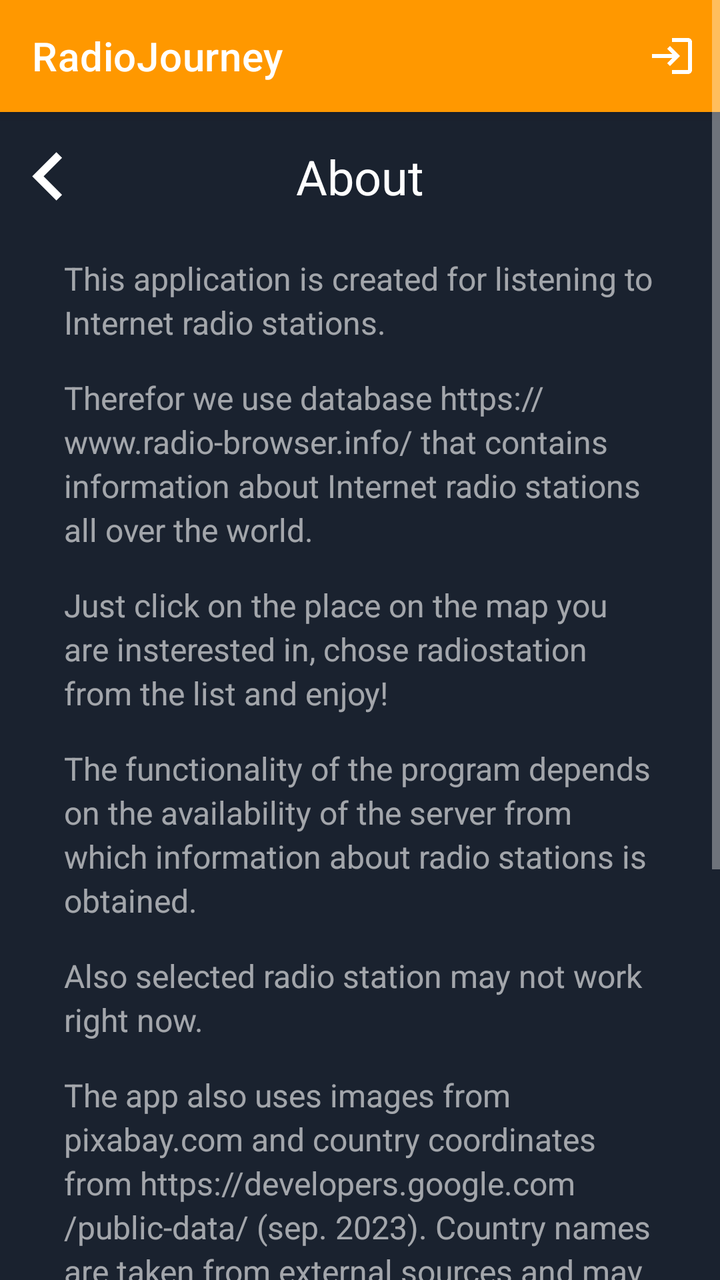
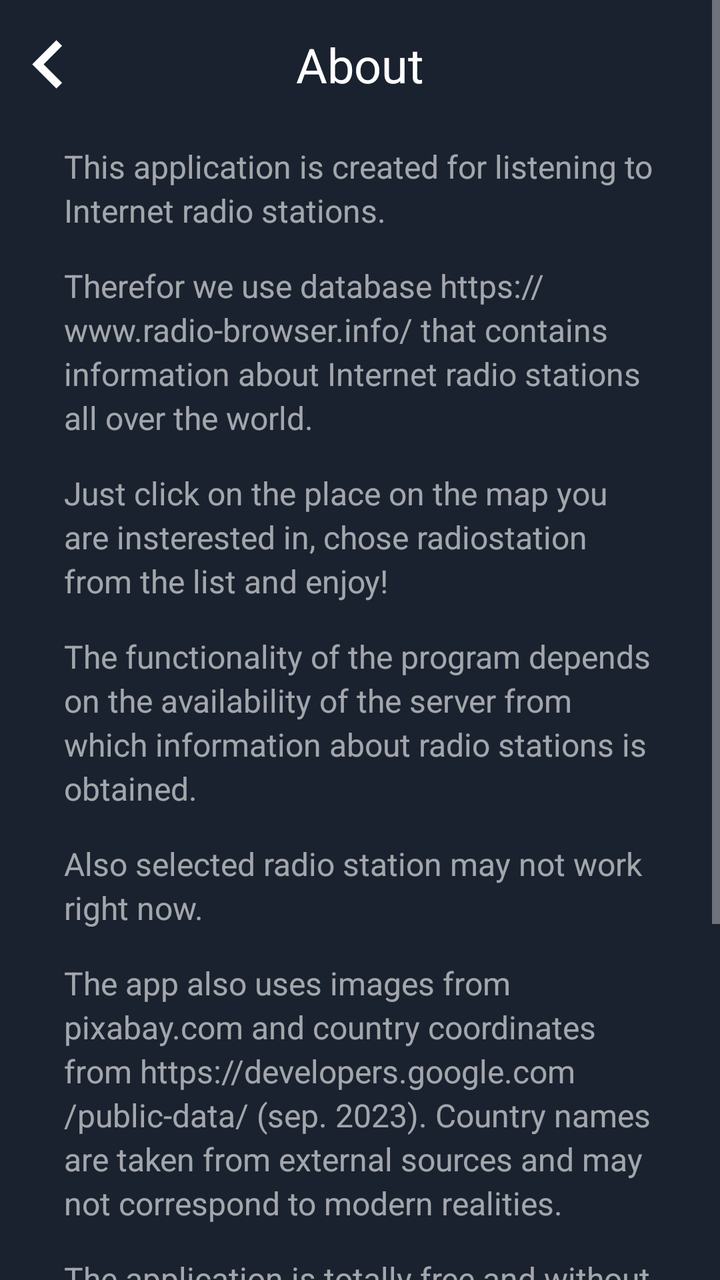

The first picture is an Android layout as it rendered before a commit; the second is the same layout after the commit. The layout source and the unified diff follow.
<!-- AndroidManifest.xml: application theme Theme.RadioJourney -->
<!-- res/layout/layout_settings.xml -->
<?xml version="1.0" encoding="utf-8"?>
<ScrollView xmlns:android="http://schemas.android.com/apk/res/android"
    xmlns:app="http://schemas.android.com/apk/res-auto"
    xmlns:tools="http://schemas.android.com/tools"
    android:layout_width="match_parent"
    android:layout_height="match_parent"
    android:fillViewport="true">

    <androidx.constraintlayout.widget.ConstraintLayout
        android:layout_width="match_parent"
        android:layout_height="wrap_content"
        android:background="@color/background">

        <androidx.appcompat.widget.Toolbar
            android:id="@+id/home_toolbar"
            android:layout_width="match_parent"
            android:layout_height="?attr/actionBarSize"
            android:background="?attr/colorPrimary"
            android:elevation="4dp"
            android:theme="@style/ThemeOverlay.AppCompat.ActionBar"
            app:layout_constraintBottom_toTopOf="@+id/linear_settingsTitle"
            app:layout_constraintEnd_toEndOf="parent"
            app:layout_constraintStart_toStartOf="parent"
            app:layout_constraintTop_toTopOf="parent"
            app:menu="@menu/home_toolbar_menu"
            app:popupTheme="@style/ThemeOverlay.AppCompat.Light"
            app:title="@string/app_name"
            tools:targetApi="lollipop" />

        <LinearLayout
            android:id="@+id/linear_settingsTitle"
            android:layout_width="match_parent"
            android:layout_height="wrap_content"
            android:orientation="horizontal"
            app:layout_constraintEnd_toEndOf="parent"
            app:layout_constraintStart_toStartOf="parent"
            app:layout_constraintTop_toBottomOf="@+id/home_toolbar"
            app:layout_constraintVertical_chainStyle="packed">

            <androidx.appcompat.widget.AppCompatImageView
                android:id="@+id/image_arrowBack"
                android:layout_width="48dp"
                android:layout_height="match_parent"
                android:paddingTop="@dimen/space_small"
                android:paddingBottom="@dimen/space_small"
                android:scaleType="centerCrop"
                android:src="@drawable/ic_baseline_navigate_before_24_white" />

            <androidx.appcompat.widget.AppCompatTextView
                android:id="@+id/text_myFavorites_title"
                style="@style/login_title"
                android:layout_width="0dp"
                android:layout_height="wrap_content"
                android:layout_weight="1"
                android:gravity="center"
                android:padding="@dimen/space_beforeOrAfterElement"
                android:text="@string/settings_tittle2" />

            <androidx.appcompat.widget.AppCompatImageView
                android:layout_width="48dp"
                android:layout_height="match_parent"
                android:paddingTop="@dimen/space_small"
                android:paddingBottom="@dimen/space_small" />
        </LinearLayout>

        <LinearLayout
            android:id="@+id/linear_textAbout"
            android:layout_width="match_parent"
            android:layout_height="wrap_content"
            android:gravity="start"
            android:orientation="vertical"
            android:paddingStart="@dimen/space_32"
            android:paddingTop="@dimen/space_small"
            android:paddingEnd="@dimen/space_32"
            android:paddingBottom="@dimen/space_32"
            app:layout_constraintEnd_toEndOf="parent"
            app:layout_constraintStart_toStartOf="parent"
            app:layout_constraintTop_toBottomOf="@+id/linear_settingsTitle">

            <androidx.appcompat.widget.AppCompatTextView
                android:id="@+id/text_about1"
                style="@style/login_bottom"
                android:layout_width="wrap_content"
                android:layout_height="wrap_content"
                android:layout_gravity="center_vertical"
                android:paddingBottom="@dimen/space_beforeOrAfterElement"
                android:text="@string/settings_text1" />

            <androidx.appcompat.widget.AppCompatTextView
                android:id="@+id/text_about2"
                style="@style/login_bottom"
                android:layout_width="wrap_content"
                android:layout_height="wrap_content"
                android:layout_gravity="center_vertical"
                android:paddingBottom="@dimen/space_beforeOrAfterElement"
                android:text="@string/settings_text2" />

            <androidx.appcompat.widget.AppCompatTextView
                android:id="@+id/text_about3"
                style="@style/login_bottom"
                android:layout_width="wrap_content"
                android:layout_height="wrap_content"
                android:layout_gravity="center_vertical"
                android:paddingBottom="@dimen/space_beforeOrAfterElement"
                android:text="@string/settings_text3" />

            
            <androidx.appcompat.widget.AppCompatTextView
                android:id="@+id/text_aboutServer"
                style="@style/login_bottom"
                android:layout_width="wrap_content"
                android:layout_height="wrap_content"
                android:layout_gravity="center_vertical"
                android:paddingBottom="@dimen/space_beforeOrAfterElement"
                android:text="@string/first_screen_text3" />

            <androidx.appcompat.widget.AppCompatTextView
                android:id="@+id/text_aboutMayNotWork"
                style="@style/login_bottom"
                android:layout_width="wrap_content"
                android:layout_height="wrap_content"
                android:layout_gravity="center_vertical"
                android:paddingBottom="@dimen/space_beforeOrAfterElement"
                android:text="@string/homeRadio_mayNotWork" />

            <androidx.appcompat.widget.AppCompatTextView
                android:id="@+id/text_about4"
                style="@style/login_bottom"
                android:layout_width="wrap_content"
                android:layout_height="wrap_content"
                android:layout_gravity="center_vertical"
                android:paddingBottom="@dimen/space_beforeOrAfterElement"
                android:text="@string/settings_text4" />

            <androidx.appcompat.widget.AppCompatTextView
                android:id="@+id/text_about5"
                style="@style/login_bottom"
                android:layout_width="wrap_content"
                android:layout_height="wrap_content"
                android:layout_gravity="center_vertical"
                android:text="@string/settings_text5" />
        </LinearLayout>

        <LinearLayout
            android:id="@+id/linear_saveToGoogleSettings"
            android:layout_width="match_parent"
            android:layout_height="wrap_content"
            android:gravity="start"
            android:orientation="horizontal"
            android:paddingStart="@dimen/space_32"
            android:paddingTop="@dimen/space_beforeOrAfterElement"
            android:paddingEnd="@dimen/space_32"
            android:paddingBottom="@dimen/space_beforeOrAfterElement"
            android:visibility="gone"
            app:layout_constraintEnd_toEndOf="parent"
            app:layout_constraintStart_toStartOf="parent"
            app:layout_constraintTop_toBottomOf="@+id/linear_textAbout">

            <androidx.appcompat.widget.AppCompatImageView
                android:id="@+id/image_saveToGoogle"
                android:layout_width="40dp"
                android:layout_height="40dp"
                android:layout_marginEnd="@dimen/space_beforeOrAfterElement"
                android:scaleType="centerCrop"
                android:src="@drawable/ic_baseline_cloud_upload_24_orange" />

            <androidx.appcompat.widget.AppCompatTextView
                android:id="@+id/text_saveToGoogle"
                style="@style/login_bottom"
                android:layout_width="wrap_content"
                android:layout_height="wrap_content"
                android:layout_gravity="center_vertical"
                android:text="@string/settings_saveToGoogle" />
        </LinearLayout>

        <LinearLayout
            android:id="@+id/linear_restoreFromGoogleSettings"
            android:layout_width="match_parent"
            android:layout_height="wrap_content"
            android:gravity="start"
            android:orientation="horizontal"
            android:paddingStart="@dimen/space_32"
            android:paddingEnd="@dimen/space_32"
            android:paddingBottom="@dimen/space_beforeOrAfterElement"
            android:visibility="gone"
            app:layout_constraintEnd_toEndOf="parent"
            app:layout_constraintStart_toStartOf="parent"
            app:layout_constraintTop_toBottomOf="@+id/linear_saveToGoogleSettings">

            <androidx.appcompat.widget.AppCompatImageView
                android:id="@+id/image_restoreFromGoogle"
                android:layout_width="40dp"
                android:layout_height="40dp"
                android:layout_marginEnd="@dimen/space_beforeOrAfterElement"
                android:scaleType="centerCrop"
                android:src="@drawable/ic_baseline_cloud_download_24_orange" />

            <androidx.appcompat.widget.AppCompatTextView
                android:id="@+id/text_restoreFromGoogle"
                style="@style/login_bottom"
                android:layout_width="wrap_content"
                android:layout_height="wrap_content"
                android:layout_gravity="center_vertical"
                android:text="@string/settings_restoreFromGoogle" />
        </LinearLayout>

        <LinearLayout
            android:id="@+id/linear_saveToLocalStorageSettings"
            android:layout_width="match_parent"
            android:layout_height="wrap_content"
            android:gravity="start"
            android:orientation="horizontal"
            android:paddingStart="@dimen/space_32"
            android:paddingEnd="@dimen/space_32"
            android:paddingBottom="@dimen/space_beforeOrAfterElement"
            android:visibility="gone"
            app:layout_constraintEnd_toEndOf="parent"
            app:layout_constraintStart_toStartOf="parent"
            app:layout_constraintTop_toBottomOf="@+id/linear_restoreFromGoogleSettings">

            <androidx.appcompat.widget.AppCompatImageView
                android:id="@+id/image_saveToLocalStorage"
                android:layout_width="40dp"
                android:layout_height="40dp"
                android:layout_marginEnd="@dimen/space_beforeOrAfterElement"
                android:scaleType="centerCrop"
                android:src="@drawable/ic_baseline_data_saver_on_24_orange" />

            <androidx.appcompat.widget.AppCompatTextView
                android:id="@+id/text_saveToLocalStorage"
                style="@style/login_bottom"
                android:layout_width="wrap_content"
                android:layout_height="wrap_content"
                android:layout_gravity="center_vertical"
                android:text="@string/settings_saveToLocalStorage" />
        </LinearLayout>

        <LinearLayout
            android:id="@+id/linear_restoreFromLocalStorageSettings"
            android:layout_width="match_parent"
            android:layout_height="wrap_content"
            android:gravity="start"
            android:orientation="horizontal"
            android:paddingStart="@dimen/space_32"
            android:paddingEnd="@dimen/space_32"
            android:paddingBottom="@dimen/space_beforeOrAfterElement"
            android:visibility="gone"
            app:layout_constraintEnd_toEndOf="parent"
            app:layout_constraintStart_toStartOf="parent"
            app:layout_constraintTop_toBottomOf="@+id/linear_saveToLocalStorageSettings">

            <androidx.appcompat.widget.AppCompatImageView
                android:id="@+id/image_restoreFromLocalStorage"
                android:layout_width="40dp"
                android:layout_height="40dp"
                android:layout_marginEnd="@dimen/space_beforeOrAfterElement"
                android:scaleType="centerCrop"
                android:src="@drawable/ic_baseline_restore_24_orange" />

            <androidx.appcompat.widget.AppCompatTextView
                android:id="@+id/text_restoreFromLocalStorage"
                style="@style/login_bottom"
                android:layout_width="wrap_content"
                android:layout_height="wrap_content"
                android:layout_gravity="center_vertical"
                android:text="@string/settings_restoreLocalStorage" />
        </LinearLayout>

        <LinearLayout
            android:id="@+id/linear_forCoffee"
            android:layout_width="match_parent"
            android:layout_height="wrap_content"
            android:gravity="start"
            android:orientation="horizontal"
            android:paddingStart="@dimen/space_32"
            android:paddingEnd="@dimen/space_32"
            android:paddingBottom="@dimen/space_beforeOrAfterElement"
            app:layout_constraintEnd_toEndOf="parent"
            app:layout_constraintStart_toStartOf="parent"
            app:layout_constraintTop_toBottomOf="@+id/linear_restoreFromLocalStorageSettings">

            <androidx.appcompat.widget.AppCompatImageView
                android:id="@+id/image_forCoffee"
                android:layout_width="40dp"
                android:layout_height="40dp"
                android:layout_marginEnd="@dimen/space_beforeOrAfterElement"
                android:scaleType="centerCrop"
                android:src="@drawable/ic_baseline_coffee_24_orange" />

            <androidx.appcompat.widget.AppCompatTextView
                android:id="@+id/text_forCoffee"
                style="@style/login_bottom"
                android:layout_width="wrap_content"
                android:layout_height="wrap_content"
                android:layout_gravity="center_vertical"
                android:text="@string/settings_coffee" />
        </LinearLayout>

        <androidx.appcompat.widget.AppCompatImageView
            android:id="@+id/image_block"
            android:layout_width="16dp"
            android:layout_height="16dp"
            android:scaleType="centerCrop"
            app:layout_constraintBottom_toTopOf="@+id/text_mail"
            app:layout_constraintEnd_toEndOf="parent"
            app:layout_constraintStart_toStartOf="parent"
            app:layout_constraintTop_toBottomOf="@+id/linear_forCoffee" />

        <androidx.appcompat.widget.AppCompatTextView
            android:id="@+id/text_mail"
            style="@style/login_bottom_small"
            android:layout_width="wrap_content"
            android:layout_height="wrap_content"
            android:paddingStart="@dimen/space_beforeOrAfterElement"
            android:paddingTop="@dimen/space_beforeOrAfterElement"
            android:paddingEnd="@dimen/space_beforeOrAfterElement"
            android:paddingBottom="0dp"
            android:text="@string/settings_textMail"
            android:textAlignment="center"
            app:layout_constraintBottom_toTopOf="@+id/mail"
            app:layout_constraintEnd_toEndOf="parent"
            app:layout_constraintStart_toStartOf="parent" />

        <androidx.appcompat.widget.AppCompatTextView
            android:id="@+id/mail"
            style="@style/login_bottom_orange_small"
            android:layout_width="wrap_content"
            android:layout_height="wrap_content"
            android:paddingStart="@dimen/space_beforeOrAfterElement"
            android:paddingTop="@dimen/space_small"
            android:paddingEnd="@dimen/space_beforeOrAfterElement"
            android:paddingBottom="@dimen/space_32"
            android:text="@string/settings_mail"
            android:textAlignment="center"
            app:layout_constraintBottom_toTopOf="@+id/pixabay"
            app:layout_constraintEnd_toEndOf="parent"
            app:layout_constraintStart_toStartOf="parent" />

        <androidx.appcompat.widget.AppCompatTextView
            android:id="@+id/pixabay"
            style="@style/login_bottom_small"
            android:layout_width="wrap_content"
            android:layout_height="wrap_content"
            android:padding="@dimen/space_beforeOrAfterElement"
            android:text="@string/settings_pixabay"
            android:textAlignment="center"
            android:visibility="gone"
            app:layout_constraintBottom_toBottomOf="parent"
            app:layout_constraintEnd_toEndOf="parent"
            app:layout_constraintStart_toStartOf="parent" />

        
        <FrameLayout
            android:id="@+id/frameLayout"
            android:layout_width="match_parent"
            android:layout_height="match_parent"
            android:background="@color/black_transparent_22"
            android:visibility="gone" />

        <ProgressBar
            android:id="@+id/progressCircular"
            android:layout_width="wrap_content"
            android:layout_height="wrap_content"
            android:visibility="gone"
            app:layout_constraintBottom_toBottomOf="parent"
            app:layout_constraintHorizontal_bias="0.5"
            app:layout_constraintLeft_toLeftOf="parent"
            app:layout_constraintRight_toRightOf="parent"
            app:layout_constraintTop_toTopOf="parent" />

    </androidx.constraintlayout.widget.ConstraintLayout>

</ScrollView>
<!-- resources referenced by this layout -->
<resources>
  <color name="background">#1A222F</color>
  <color name="black_transparent_22">#39000000</color>
  <dimen name="space_32">32dp</dimen>
  <dimen name="space_beforeOrAfterElement">16dp</dimen>
  <dimen name="space_small">8dp</dimen>
  <string name="app_name">RadioJourney</string>
  <string name="first_screen_text3">The functionality of the program depends on the availability of the server from which information about radio stations is obtained.</string>
  <string name="homeRadio_mayNotWork">Also selected radio station may not work right now.</string>
  <string name="settings_coffee">Support the project (Boosty)</string>
  <string name="settings_mail">gartel.av@gmail.com</string>
  <string name="settings_pixabay">The app uses images from pixabay.com</string>
  <string name="settings_restoreFromGoogle">Restore from Google Drive</string>
  <string name="settings_restoreLocalStorage">Restore from local storage</string>
  <string name="settings_saveToGoogle">Save to Google Drive</string>
  <string name="settings_saveToLocalStorage">Save to local storage</string>
  <string name="settings_text1">This application is created for listening to Internet radio stations.</string>
  <string name="settings_text2">Therefor we use database https://www.radio-browser.info/ that contains information about Internet radio stations all over the world.</string>
  <string name="settings_text3">Just click on the place on the map you are insterested in, chose radiostation from the list and enjoy!</string>
  <string name="settings_text4">The app also uses images from pixabay.com and country coordinates from https://developers.google.com/public-data/ (sep. 2023). Country names are taken from external sources and may not correspond to modern realities.</string>
  <string name="settings_text5">The application is totally free and without ads. Therefore, I will be pleased if you support me:</string>
  <string name="settings_textMail">Mail for your feedbacks</string>
  <string name="settings_tittle2">About</string>
  <style name="login_bottom" parent="@style/title_default">
          <item name="android:textSize">16sp</item>
          <item name="fontWeight">500</item>
      </style>
  <style name="login_bottom_orange_small" parent="@style/login_bottom_orange">
          <item name="android:textSize">12sp</item>
      </style>
  <style name="login_bottom_small" parent="@style/login_bottom">
          <item name="android:textSize">12sp</item>
      </style>
  <style name="login_title" parent="@style/title_default">
          <item name="android:textColor">@color/white</item>
          <item name="android:textSize">24sp</item>
          <item name="fontWeight">500</item>
      </style>
  <style name="login_bottom_orange" parent="@style/title_default">
          <item name="android:textColor">@color/bright_orange</item>
          <item name="android:textSize">16sp</item>
      </style>
  <color name="white">#FFFFFFFF</color>
  <color name="bright_orange">#FF9800</color>
  <color name="orange">#FF7A22</color>
  <color name="teal_200">#FF03DAC5</color>
  <color name="teal_700">#FF018786</color>
  <color name="black">#FF000000</color>
  <style name="ShapeAppearance.MyApp.SmallComponent" parent="ShapeAppearance.MaterialComponents.SmallComponent">
          <item name="cornerFamily">rounded</item>
          <item name="cornerSize">24dp</item>
      </style>
  <style name="ShapeAppearance.MyApp.MediumComponent" parent="ShapeAppearance.MaterialComponents.MediumComponent">
          <item name="cornerFamily">rounded</item>
          <item name="cornerSize">24dp</item>
      </style>
  <style name="ShapeAppearance.MyApp.LargeComponent" parent="ShapeAppearance.MaterialComponents.LargeComponent">
          <item name="cornerFamily">rounded</item>
          <item name="cornerSize">24dp</item>
      </style>
  <color name="white_transparent_60">#99FFFFFF</color>
  <color name="white_transparent_80">#CCFFFFFF</color>
  <!-- unchanged entries left out for length: 12 -->
</resources>

<!-- the commit's change to res/layout/layout_settings.xml (unified diff, before → after) -->
@@ -11,30 +11,15 @@
         android:layout_height="wrap_content"
         android:background="@color/background">
 
-        <androidx.appcompat.widget.Toolbar
-            android:id="@+id/home_toolbar"
-            android:layout_width="match_parent"
-            android:layout_height="?attr/actionBarSize"
-            android:background="?attr/colorPrimary"
-            android:elevation="4dp"
-            android:theme="@style/ThemeOverlay.AppCompat.ActionBar"
-            app:layout_constraintBottom_toTopOf="@+id/linear_settingsTitle"
+
+        <LinearLayout
+            android:id="@+id/linear_settingsTitle"
+            android:layout_width="match_parent"
+            android:layout_height="wrap_content"
+            android:orientation="horizontal"
             app:layout_constraintEnd_toEndOf="parent"
             app:layout_constraintStart_toStartOf="parent"
             app:layout_constraintTop_toTopOf="parent"
-            app:menu="@menu/home_toolbar_menu"
-            app:popupTheme="@style/ThemeOverlay.AppCompat.Light"
-            app:title="@string/app_name"
-            tools:targetApi="lollipop" />
-
-        <LinearLayout
-            android:id="@+id/linear_settingsTitle"
-            android:layout_width="match_parent"
-            android:layout_height="wrap_content"
-            android:orientation="horizontal"
-            app:layout_constraintEnd_toEndOf="parent"
-            app:layout_constraintStart_toStartOf="parent"
-            app:layout_constraintTop_toBottomOf="@+id/home_toolbar"
             app:layout_constraintVertical_chainStyle="packed">
 
             <androidx.appcompat.widget.AppCompatImageView
<!-- resource entries referenced after the edit -->
@@ -5,7 +5,6 @@
   <dimen name="space_32">32dp</dimen>
   <dimen name="space_beforeOrAfterElement">16dp</dimen>
   <dimen name="space_small">8dp</dimen>
-  <string name="app_name">RadioJourney</string>
   <string name="first_screen_text3">The functionality of the program depends on the availability of the server from which information about radio stations is obtained.</string>
   <string name="homeRadio_mayNotWork">Also selected radio station may not work right now.</string>
   <string name="settings_coffee">Support the project (Boosty)</string>
